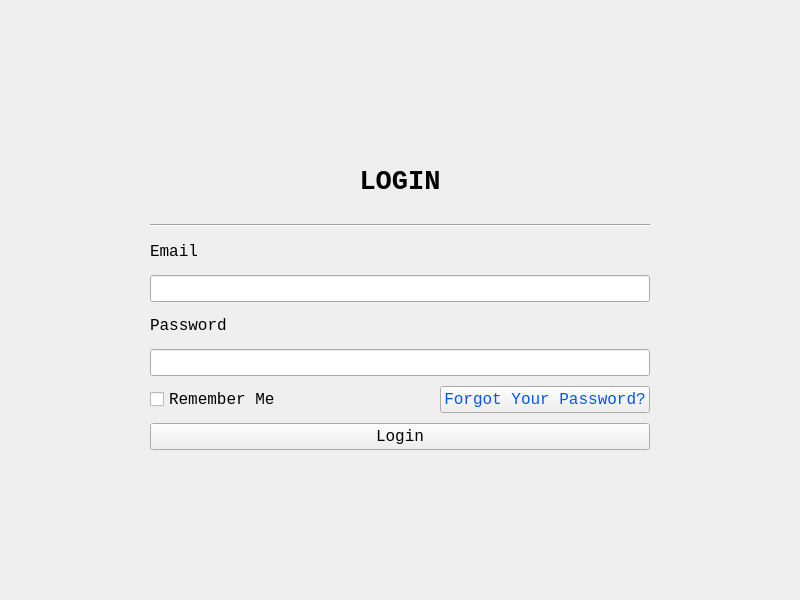
ASNaeem/Simple-VCMS, file LoginUI.ui: the form before one commit.
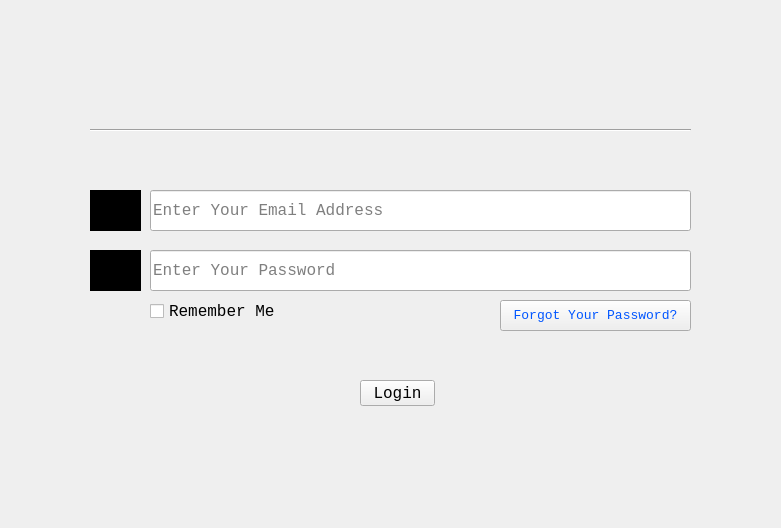
The form after the commit. Icons and pictures are not drawn.

Commit message: bohot kuch (new login)

```diff
--- a/LoginUI.ui
+++ b/LoginUI.ui
@@ -6,8 +6,8 @@
    <rect>
     <x>0</x>
     <y>0</y>
-    <width>800</width>
-    <height>600</height>
+    <width>781</width>
+    <height>528</height>
    </rect>
   </property>
   <property name="font">
@@ -20,46 +20,99 @@
    <string>Login Panel</string>
   </property>
   <widget class="QWidget" name="centralwidget">
-   <layout class="QVBoxLayout" name="verticalLayout_4">
-    <property name="spacing">
-     <number>10</number>
+   <widget class="QLabel" name="label_4">
+    <property name="geometry">
+     <rect>
+      <x>90</x>
+      <y>190</y>
+      <width>51</width>
+      <height>41</height>
+     </rect>
     </property>
-    <property name="leftMargin">
-     <number>50</number>
+    <property name="sizePolicy">
+     <sizepolicy hsizetype="Fixed" vsizetype="Fixed">
+      <horstretch>0</horstretch>
+      <verstretch>0</verstretch>
+     </sizepolicy>
     </property>
-    <property name="topMargin">
-     <number>50</number>
+    <property name="styleSheet">
+     <string notr="true">image: url(:/resources/resources/mail.png);
+background-color: rgb(0, 0, 0);</string>
     </property>
-    <property name="rightMargin">
-     <number>50</number>
+    <property name="text">
+     <string/>
     </property>
-    <property name="bottomMargin">
-     <number>50</number>
+   </widget>
+   <widget class="QLabel" name="label_5">
+    <property name="geometry">
+     <rect>
+      <x>90</x>
+      <y>250</y>
+      <width>51</width>
+      <height>41</height>
+     </rect>
     </property>
-    <item>
-     <layout class="QVBoxLayout" name="verticalLayout_3">
-      <property name="spacing">
-       <number>10</number>
-      </property>
-      <property name="leftMargin">
-       <number>100</number>
-      </property>
-      <property name="topMargin">
-       <number>100</number>
-      </property>
-      <property name="rightMargin">
-       <number>100</number>
-      </property>
-      <property name="bottomMargin">
-       <number>100</number>
-      </property>
-      <item>
-       <layout class="QGridLayout" name="gridLayout">
-        <property name="spacing">
-         <number>10</number>
-        </property>
-        <item row="0" column="0">
+    <property name="sizePolicy">
+     <sizepolicy hsizetype="Fixed" vsizetype="Fixed">
+      <horstretch>0</horstretch>
+      <verstretch>0</verstretch>
+     </sizepolicy>
+    </property>
+    <property name="styleSheet">
+     <string notr="true">image:url(:/resources/resources/lock.png);
+background-color: rgb(0, 0, 0);</string>
+    </property>
+    <property name="text">
+     <string/>
+    </property>
+   </widget>
+   <widget class="QLineEdit" name="line_login_email">
+    <property name="geometry">
+     <rect>
+      <x>150</x>
+      <y>190</y>
+      <width>541</width>
+      <height>41</height>
+     </rect>
+    </property>
+    <property name="sizePolicy">
+     <sizepolicy hsizetype="Fixed" vsizetype="Fixed">
+      <horstretch>0</horstretch>
+      <verstretch>0</verstretch>
+     </sizepolicy>
+    </property>
+    <property name="placeholderText">
+     <string>Enter Your Email Address</string>
+    </property>
+   </widget>
+   <widget class="QLineEdit" name="line_login_pass">
+    <property name="geometry">
+     <rect>
+      <x>150</x>
+      <y>250</y>
+      <width>541</width>
+      <height>41</height>
+     </rect>
+    </property>
+    <property name="sizePolicy">
+     <sizepolicy hsizetype="Fixed" vsizetype="Fixed">
+      <horstretch>0</horstretch>
+      <verstretch>0</verstretch>
+     </sizepolicy>
+    </property>
+    <property name="placeholderText">
+     <string>Enter Your Password</string>
+    </property>
+   </widget>
          <widget class="QLabel" name="label">
+    <property name="geometry">
+     <rect>
+      <x>340</x>
+      <y>40</y>
+      <width>101</width>
+      <height>81</height>
+     </rect>
+    </property>
           <property name="font">
            <font>
             <family>Courier New</family>
@@ -68,84 +121,50 @@
             <bold>true</bold>
            </font>
           </property>
+    <property name="styleSheet">
+     <string notr="true">image:url(:/resources/resources/WindowIcon.png);</string>
+    </property>
           <property name="text">
-           <string>LOGIN</string>
+     <string/>
           </property>
           <property name="alignment">
            <set>Qt::AlignCenter</set>
           </property>
          </widget>
-        </item>
-       </layout>
-      </item>
-      <item>
-       <widget class="Line" name="line">
-        <property name="orientation">
-         <enum>Qt::Horizontal</enum>
-        </property>
-       </widget>
-      </item>
-      <item>
-       <layout class="QVBoxLayout" name="verticalLayout" stretch="0,0">
-        <property name="spacing">
-         <number>10</number>
-        </property>
-        <item>
-         <widget class="QLabel" name="label_2">
-          <property name="text">
-           <string>Email </string>
-          </property>
-         </widget>
-        </item>
-        <item>
-         <widget class="QLineEdit" name="line_login_email"/>
-        </item>
-       </layout>
-      </item>
-      <item>
-       <layout class="QVBoxLayout" name="verticalLayout_2">
-        <property name="spacing">
-         <number>10</number>
-        </property>
-        <item>
-         <widget class="QLabel" name="label_3">
-          <property name="text">
-           <string>Password</string>
-          </property>
-         </widget>
-        </item>
-        <item>
-         <widget class="QLineEdit" name="line_login_pass"/>
-        </item>
-       </layout>
-      </item>
-      <item>
-       <layout class="QHBoxLayout" name="horizontalLayout">
-        <property name="spacing">
-         <number>10</number>
-        </property>
-        <item>
          <widget class="QCheckBox" name="cb_remember">
+    <property name="geometry">
+     <rect>
+      <x>150</x>
+      <y>300</y>
+      <width>133</width>
+      <height>22</height>
+     </rect>
+    </property>
+    <property name="styleSheet">
+     <string notr="true">font: 12pt &quot;Courier New&quot;;</string>
+    </property>
           <property name="text">
            <string>Remember Me</string>
           </property>
          </widget>
-        </item>
-        <item>
-         <spacer name="horizontalSpacer">
-          <property name="orientation">
-           <enum>Qt::Horizontal</enum>
-          </property>
-          <property name="sizeHint" stdset="0">
-           <size>
-            <width>40</width>
-            <height>20</height>
-           </size>
-          </property>
-         </spacer>
-        </item>
-        <item>
          <widget class="QPushButton" name="button_login_forgot">
+    <property name="geometry">
+     <rect>
+      <x>500</x>
+      <y>300</y>
+      <width>191</width>
+      <height>31</height>
+     </rect>
+    </property>
+    <property name="font">
+     <font>
+      <family>Courier New</family>
+      <pointsize>10</pointsize>
+      <weight>50</weight>
+      <italic>false</italic>
+      <bold>false</bold>
+     </font>
+    </property>
           <property name="styleSheet">
            <string notr="true">color: rgb(0, 85, 255);</string>
           </property>
@@ -153,21 +172,42 @@
            <string>Forgot Your Password?</string>
           </property>
          </widget>
-        </item>
-       </layout>
-      </item>
-      <item>
        <widget class="QPushButton" name="button_login">
+    <property name="geometry">
+     <rect>
+      <x>360</x>
+      <y>380</y>
+      <width>75</width>
+      <height>26</height>
+     </rect>
+    </property>
+    <property name="sizePolicy">
+     <sizepolicy hsizetype="Fixed" vsizetype="Fixed">
+      <horstretch>0</horstretch>
+      <verstretch>0</verstretch>
+     </sizepolicy>
+    </property>
         <property name="text">
          <string>Login</string>
         </property>
        </widget>
-      </item>
-     </layout>
-    </item>
-   </layout>
-  </widget>
- </widget>
- <resources/>
+   <widget class="Line" name="line">
+    <property name="geometry">
+     <rect>
+      <x>90</x>
+      <y>120</y>
+      <width>601</width>
+      <height>20</height>
+     </rect>
+    </property>
+    <property name="orientation">
+     <enum>Qt::Horizontal</enum>
+    </property>
+   </widget>
+  </widget>
+ </widget>
+ <resources>
+  <include location="resources.qrc"/>
+ </resources>
  <connections/>
 </ui>
```
Left out of the diff: 3 changed lines with no effect on the pictures. Lines whose indentation alone changed are shown as unchanged. The commit also changes 6 other files.
